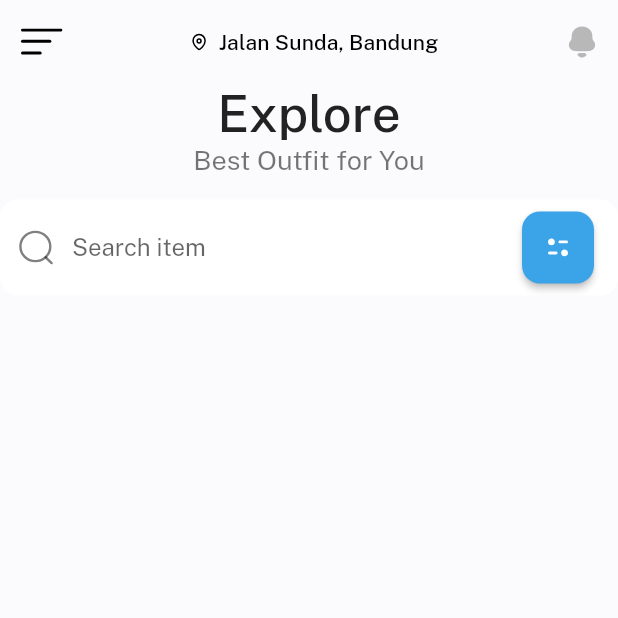
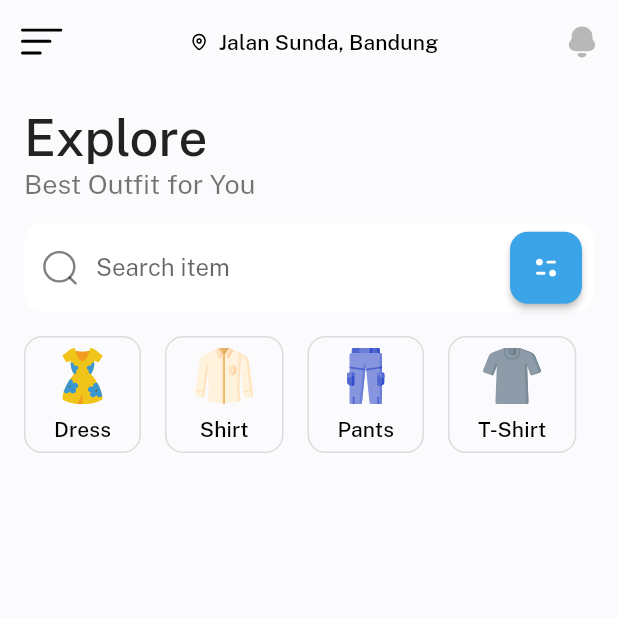
Before and after one commit to cavinhartono/clothing-flutter, a Flutter app: the screen it shows after launch, on a phone screen of 412 x 824 dp, the top half of it. Run offline on Flutter 3.47's test engine with Material 2 defaults, Android fonts, the light colour scheme and no system bars; our stand-ins replace flutter_svg.

Commit message:
Categories done

```diff
--- /dev/null
+++ b/lib/compoments/category.dart
@@ -0,0 +1,34 @@
+import 'package:flutter/material.dart';
+import 'package:flutter_svg/flutter_svg.dart';
+import 'package:baju_app/root.dart';
+
+class Category extends StatelessWidget {
+  const Category({
+    super.key,
+    required this.icon,
+    required this.title,
+    required this.onClick,
+  });
+
+  final String icon, title;
+  final VoidCallback onClick;
+
+  @override
+  Widget build(BuildContext context) {
+    return OutlinedButton(
+        onPressed: onClick,
+        style: OutlinedButton.styleFrom(
+          shape: const RoundedRectangleBorder(
+              borderRadius:
+                  BorderRadius.all(Radius.circular(defaultBorderRadius))),
+        ), // Border kategori, nanti mau coba pake BoxShadow
+        child: Padding(
+            padding: const EdgeInsets.symmetric(
+                horizontal: defaultPadding / 4, vertical: defaultPadding / 2),
+            child: Column(children: [
+              SvgPicture.asset(icon),
+              const SizedBox(height: defaultPadding / 2),
+              Text(title, style: Theme.of(context).textTheme.subtitle2)
+            ])));
+  }
+}
--- a/lib/compoments/search_form.dart
+++ b/lib/compoments/search_form.dart
@@ -23,8 +23,7 @@ class SearchForm extends StatelessWidget {
             child: SvgPicture.asset("assets/icons/Search.svg"),
           ), // Search
           suffixIcon: Padding(
-            padding: const EdgeInsets.symmetric(
-                horizontal: defaultPadding, vertical: defaultPadding / 2),
+            padding: const EdgeInsets.symmetric(horizontal: defaultPadding / 2),
             child: SizedBox(
               width: 48,
               height: 48,
--- /dev/null
+++ b/lib/models/category.dart
@@ -0,0 +1,12 @@
+class Categories {
+  final String icon, title;
+  Categories({required this.icon, required this.title});
+}
+
+// Array
+List<Categories> categories = [
+  Categories(icon: "assets/icons/dress.svg", title: "Dress"),
+  Categories(icon: "assets/icons/shirt.svg", title: "Shirt"),
+  Categories(icon: "assets/icons/pants.svg", title: "Pants"),
+  Categories(icon: "assets/icons/Tshirt.svg", title: "T-Shirt"),
+];
--- a/lib/screen/homepage.dart
+++ b/lib/screen/homepage.dart
@@ -1,6 +1,8 @@
 import 'package:flutter/material.dart';
 import 'package:flutter_svg/flutter_svg.dart';
 import 'package:baju_app/root.dart';
+import 'package:baju_app/models/category.dart';
+import 'package:baju_app/compoments/category.dart';
 import 'package:baju_app/compoments/search_form.dart';
 
 class Homepage extends StatelessWidget {
@@ -26,7 +28,10 @@ class Homepage extends StatelessWidget {
               icon: SvgPicture.asset("assets/icons/Notification.svg"))
         ],
       ),
-      body: Column(
+      body: Padding(
+        padding: const EdgeInsets.all(defaultPadding),
+        child: Column(
+          crossAxisAlignment: CrossAxisAlignment.start,
           children: [
             Text(
               "Explore",
@@ -40,7 +45,23 @@ class Homepage extends StatelessWidget {
               padding: EdgeInsets.symmetric(vertical: defaultPadding),
               child: SearchForm(),
             ),
+            SingleChildScrollView(
+              scrollDirection: Axis.horizontal,
+              child: Row(
+                children: List.generate(
+                  categories.length,
+                  (index) => Padding(
+                    padding: const EdgeInsets.only(right: defaultPadding),
+                    child: Category(
+                        icon: categories[index].icon,
+                        title: categories[index].title,
+                        onClick: () {}),
+                  ),
+                ),
+              ),
+            )
           ],
+        ),
       ),
     );
   }
```
Lines whose indentation alone changed are shown as unchanged.
